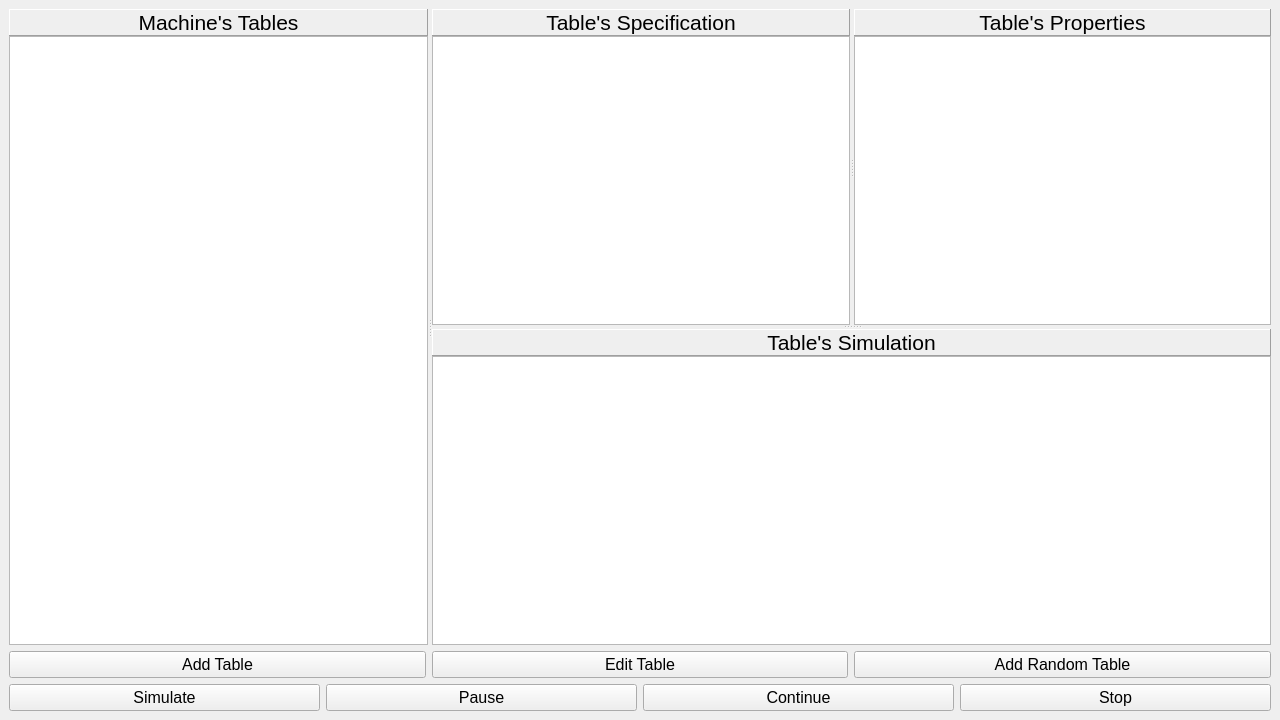
Old version of the form Qt/TuringsMachineSimulator/usermachines.ui in the repository fabioalves98/TuringsMachineGenerator.
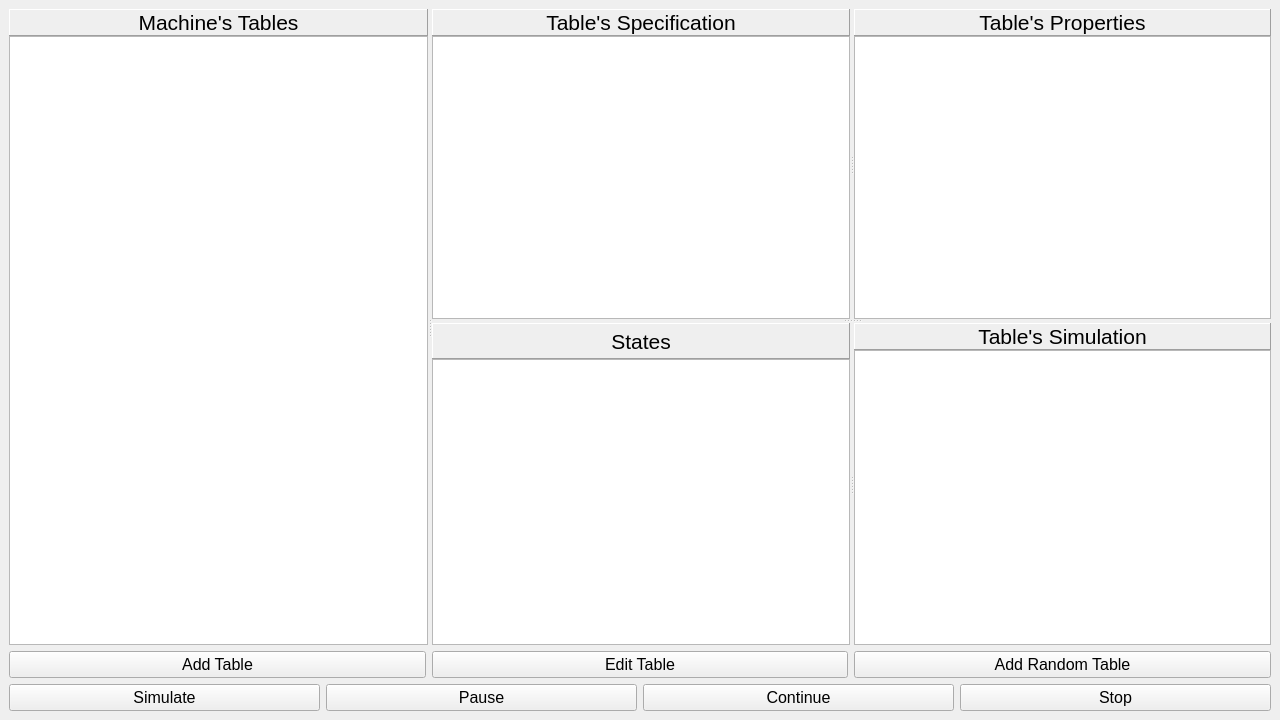
New version of the form.

Commit message: Table edition complete. Added states list

What changed in the file:
```diff
--- a/Qt/TuringsMachineSimulator/usermachines.ui
+++ b/Qt/TuringsMachineSimulator/usermachines.ui
@@ -19,9 +19,9 @@
 }</string>
   </property>
   <widget class="QWidget" name="centralwidget">
-   <layout class="QVBoxLayout" name="verticalLayout_2">
+   <layout class="QVBoxLayout" name="verticalLayout_6">
     <item>
-     <widget class="QSplitter" name="splitter_3">
+     <widget class="QSplitter" name="listSplit">
       <property name="orientation">
        <enum>Qt::Horizontal</enum>
       </property>
@@ -66,11 +66,11 @@
         </item>
        </layout>
       </widget>
-      <widget class="QSplitter" name="splitter_2">
+      <widget class="QSplitter" name="tableSplit">
        <property name="orientation">
         <enum>Qt::Vertical</enum>
        </property>
-       <widget class="QSplitter" name="splitter">
+       <widget class="QSplitter" name="specSplit">
         <property name="orientation">
          <enum>Qt::Horizontal</enum>
         </property>
@@ -143,8 +143,49 @@
          </layout>
         </widget>
        </widget>
+       <widget class="QSplitter" name="simSplit">
+        <property name="orientation">
+         <enum>Qt::Horizontal</enum>
+        </property>
        <widget class="QWidget" name="layoutWidget">
-        <layout class="QVBoxLayout" name="Simulation">
+         <layout class="QVBoxLayout" name="States">
+          <property name="spacing">
+           <number>0</number>
+          </property>
+          <item>
+           <widget class="QLabel" name="stateLabel">
+            <property name="minimumSize">
+             <size>
+              <width>0</width>
+              <height>36</height>
+             </size>
+            </property>
+            <property name="font">
+             <font>
+              <pointsize>16</pointsize>
+             </font>
+            </property>
+            <property name="frameShape">
+             <enum>QFrame::Panel</enum>
+            </property>
+            <property name="frameShadow">
+             <enum>QFrame::Raised</enum>
+            </property>
+            <property name="text">
+             <string>States</string>
+            </property>
+            <property name="alignment">
+             <set>Qt::AlignCenter</set>
+            </property>
+           </widget>
+          </item>
+          <item>
+           <widget class="QListWidget" name="stateList"/>
+          </item>
+         </layout>
+        </widget>
+        <widget class="QWidget" name="layoutWidget">
+         <layout class="QVBoxLayout" name="Tape">
          <property name="spacing">
           <number>0</number>
          </property>
@@ -179,11 +220,10 @@
        </widget>
       </widget>
      </widget>
+     </widget>
     </item>
     <item>
-     <layout class="QVBoxLayout" name="verticalLayout">
-      <item>
-       <layout class="QHBoxLayout" name="horizontalLayout">
+     <layout class="QHBoxLayout" name="tableCtrlLt">
         <item>
          <widget class="QPushButton" name="addTableBt">
           <property name="font">
@@ -223,7 +263,7 @@
        </layout>
       </item>
       <item>
-       <layout class="QHBoxLayout" name="horizontalLayout_2">
+     <layout class="QHBoxLayout" name="simCtrlLt">
         <item>
          <widget class="QPushButton" name="simBt">
           <property name="minimumSize">
@@ -277,8 +317,6 @@
            <string>Stop</string>
           </property>
          </widget>
-        </item>
-       </layout>
       </item>
      </layout>
     </item>
```
Lines whose indentation alone changed are shown as unchanged. The commit also changes 16 other files.
